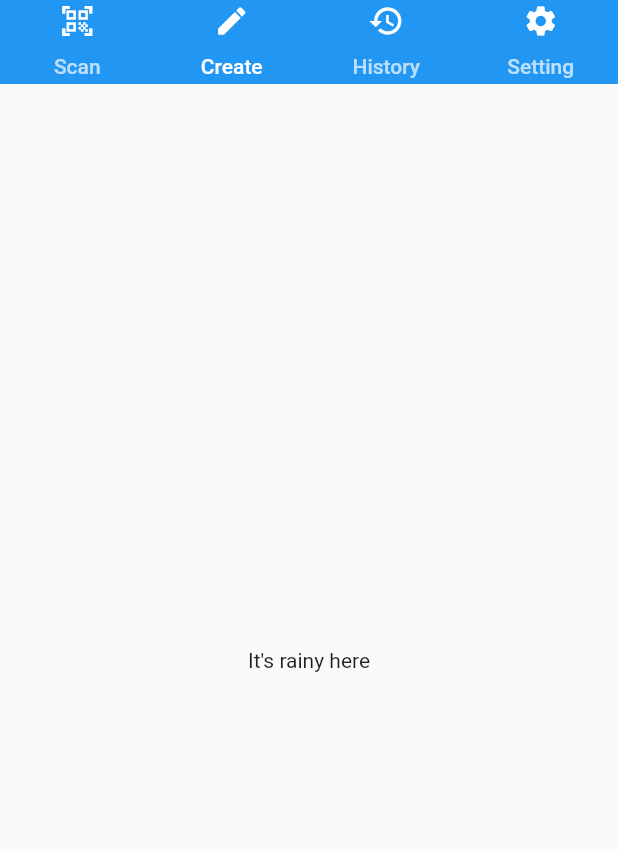
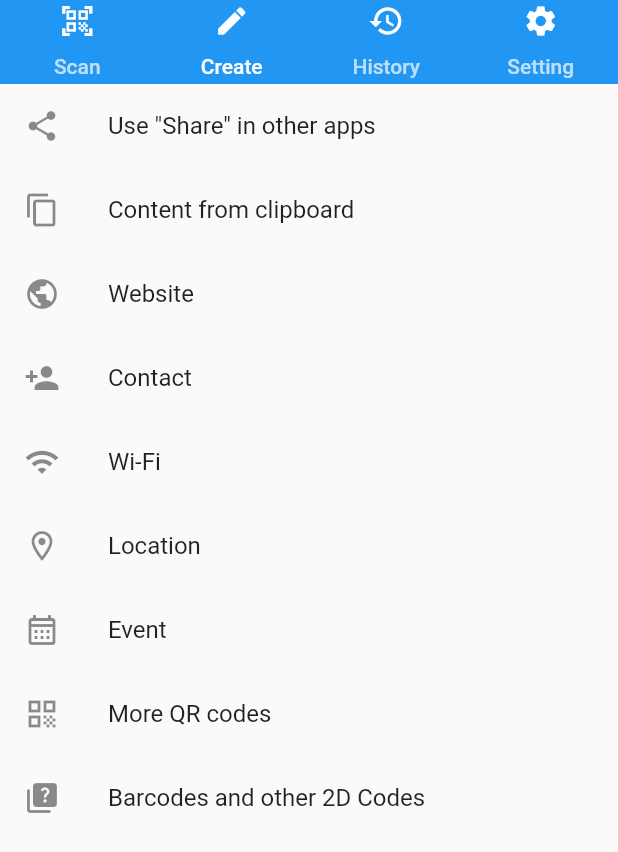
Before and after one commit to david-yappeter/qr_barcode_scanner, a Flutter app: the screen it shows after launch, tab 2 chosen, on a phone screen of 412 x 824 dp. Shown: the top 852 px of the screen. Run offline on Flutter 3.47's test engine with Material 2 defaults, Android fonts, the phone set to English and light mode, and no system bars; our stand-ins replace get, hive; missing offline and left inert: flutter_zxing; accounts and stored records are empty.

Commit message:
feat: add hive and model

```diff
--- /dev/null
+++ b/lib/enum/code.dart
@@ -0,0 +1,11 @@
+import 'package:hive/hive.dart';
+
+part 'code.g.dart';
+
+@HiveType(typeId: 3)
+enum CodeType {
+  @HiveField(0)
+  qrCode,
+  @HiveField(1)
+  barCode,
+}
--- /dev/null
+++ b/lib/model/code.dart
@@ -0,0 +1,49 @@
+import 'package:hive/hive.dart';
+import 'package:qr_barcode_scanner/enum/code.dart';
+part 'code.g.dart';
+
+class CodeData {
+  String content;
+  CodeType type;
+
+  CodeData({
+    required this.content,
+    required this.type,
+  });
+}
+
+abstract class CodeInterface {
+  CodeData get data;
+}
+
+@HiveType(typeId: 1)
+class QRCode implements CodeInterface {
+  @HiveField(0)
+  CodeType type = CodeType.qrCode;
+
+  @HiveField(1)
+  String content;
+
+  QRCode({
+    required this.content,
+  });
+
+  @override
+  CodeData get data => CodeData(content: content, type: type);
+}
+
+@HiveType(typeId: 2)
+class Barcode implements CodeInterface {
+  @HiveField(0)
+  CodeType type = CodeType.barCode;
+
+  @HiveField(1)
+  String content;
+
+  Barcode({
+    required this.content,
+  });
+
+  @override
+  CodeData get data => CodeData(content: content, type: type);
+}
--- /dev/null
+++ b/lib/model/history.dart
@@ -0,0 +1,17 @@
+import 'package:hive/hive.dart';
+import 'package:qr_barcode_scanner/model/code.dart';
+part 'history.g.dart';
+
+@HiveType(typeId: 0)
+class History extends HiveObject {
+  @HiveField(0)
+  CodeInterface code;
+
+  @HiveField(1)
+  DateTime dateTime;
+
+  History({
+    required this.code,
+    required this.dateTime,
+  });
+}
--- a/lib/screen/scanner.dart
+++ b/lib/screen/scanner.dart
@@ -1,11 +1,68 @@
 import 'package:flutter/material.dart';
 import 'package:get/get.dart';
+import 'package:qr_barcode_scanner/controller/hive.dart';
 import 'package:qr_barcode_scanner/controller/scanner.dart';
 import 'package:flutter_zxing/flutter_zxing.dart';
+import 'package:qr_barcode_scanner/model/code.dart';
+import 'package:qr_barcode_scanner/model/history.dart';
+import 'package:qr_barcode_scanner/screen/history.dart';
 import 'package:qr_barcode_scanner/screen/scan_result.dart';
 
 class ScannerScreen extends GetView<ScannerController> {
   static const routeName = '/scanner';
+
+  const ScannerScreen({Key? key}) : super(key: key);
+
+  Widget buildScanner() {
+    return Center(
+      child: ReaderWidget(
+        allowPinchZoom: true,
+        scanDelaySuccess: const Duration(seconds: 1),
+        onScan: (result) async {
+          if (result.text != null) {
+            Get.to(
+              ScanResultScreen(content: result.text!),
+            );
+          }
+        },
+      ),
+    );
+  }
+
+  Widget buildCreate() {
+    Widget buildTile({required IconData icon, required String title}) {
+      return ListTile(
+        leading: Icon(icon),
+        title: Text(
+          title,
+        ),
+        onTap: () {
+          final HiveController hiveController = Get.find();
+          hiveController.addHistory(
+            History(
+              code: QRCode(content: "ABC"),
+              dateTime: DateTime.now(),
+            ),
+          );
+        },
+      );
+    }
+
+    return ListView(
+      children: [
+        buildTile(icon: Icons.share, title: "Use \"Share\" in other apps"),
+        buildTile(icon: Icons.copy, title: "Content from clipboard"),
+        buildTile(icon: Icons.public, title: "Website"),
+        buildTile(icon: Icons.person_add, title: "Contact"),
+        buildTile(icon: Icons.wifi, title: "Wi-Fi"),
+        buildTile(icon: Icons.location_on_outlined, title: "Location"),
+        buildTile(icon: Icons.calendar_month_outlined, title: "Event"),
+        buildTile(icon: Icons.qr_code_outlined, title: "More QR codes"),
+        buildTile(
+            icon: Icons.quiz_rounded, title: "Barcodes and other 2D Codes"),
+      ],
+    );
+  }
 
   @override
   Widget build(BuildContext context) {
@@ -39,25 +96,12 @@ class ScannerScreen extends GetView<ScannerController> {
         body: TabBarView(
           controller: controller.tabBarController,
           children: <Widget>[
-            Center(
-              child: ReaderWidget(
-                allowPinchZoom: true,
-                scanDelaySuccess: const Duration(seconds: 1),
-                onScan: (result) async {
-                  if (result.text != null) {
-                    Get.to(
-                      ScanResultScreen(content: result.text!),
-                    );
-                  }
-                },
-              ),
-            ),
-            const Center(
-              child: Text("It's rainy here"),
-            ),
+            // buildScanner(),
             const Center(
               child: Text("It's sunny here"),
             ),
+            buildCreate(),
+            const HistoryScreen(),
             const Center(
               child: Text("Setting"),
             ),
--- a/pubspec.yaml
+++ b/pubspec.yaml
@@ -35,8 +35,9 @@ dependencies:
   # Use with the CupertinoIcons class for iOS style icons.
   cupertino_icons: ^1.0.2
   get: ^4.6.5
-  get_storage: ^2.0.3
   flutter_zxing: ^0.10.0
+  hive: ^2.2.3
+  hive_flutter: ^1.1.0
 
 dev_dependencies:
   flutter_test:
@@ -48,6 +49,8 @@ dev_dependencies:
   # package. See that file for information about deactivating specific lint
   # rules and activating additional ones.
   flutter_lints: ^2.0.0
+  hive_generator: ^2.0.0
+  build_runner: ^2.3.3
 
 # For information on the generic Dart part of this file, see the
 # following page: https://dart.dev/tools/pub/pubspec
```
Also changed, not shown: lib/controller/hive.dart (added, +36 -0 lines), lib/main.dart (+12 -6 lines), lib/screen/history.dart (added, +19 -0 lines), lib/enum/code.g.dart (added), lib/model/code.g.dart (added), lib/model/history.g.dart (added), pubspec.lock.
